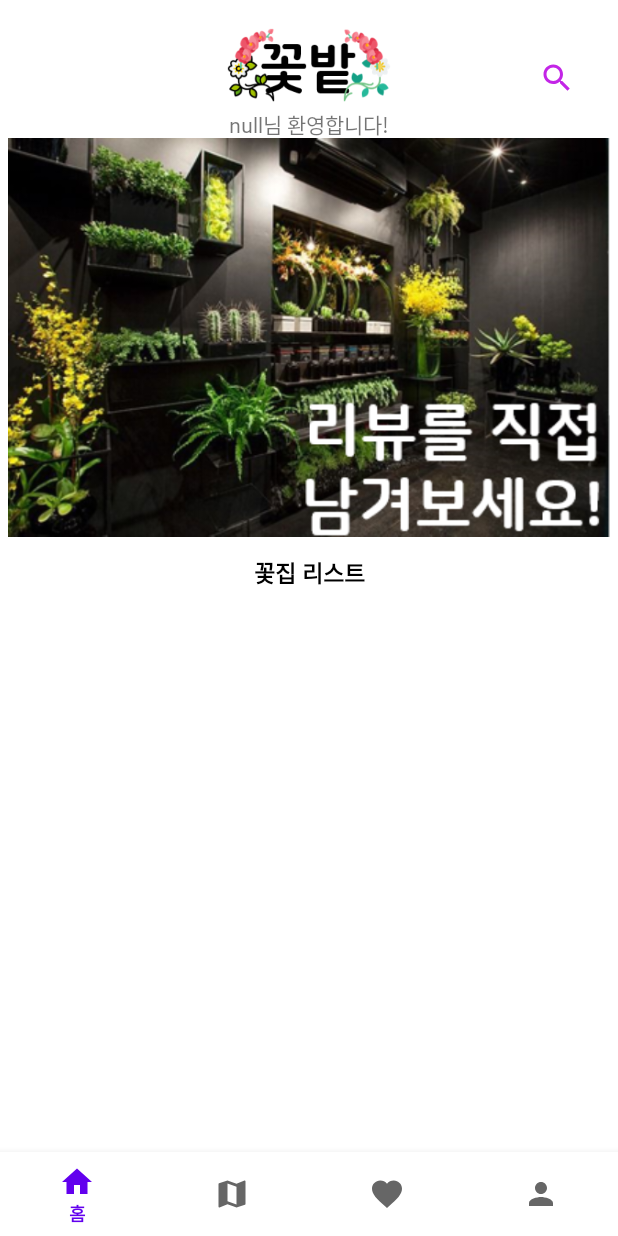
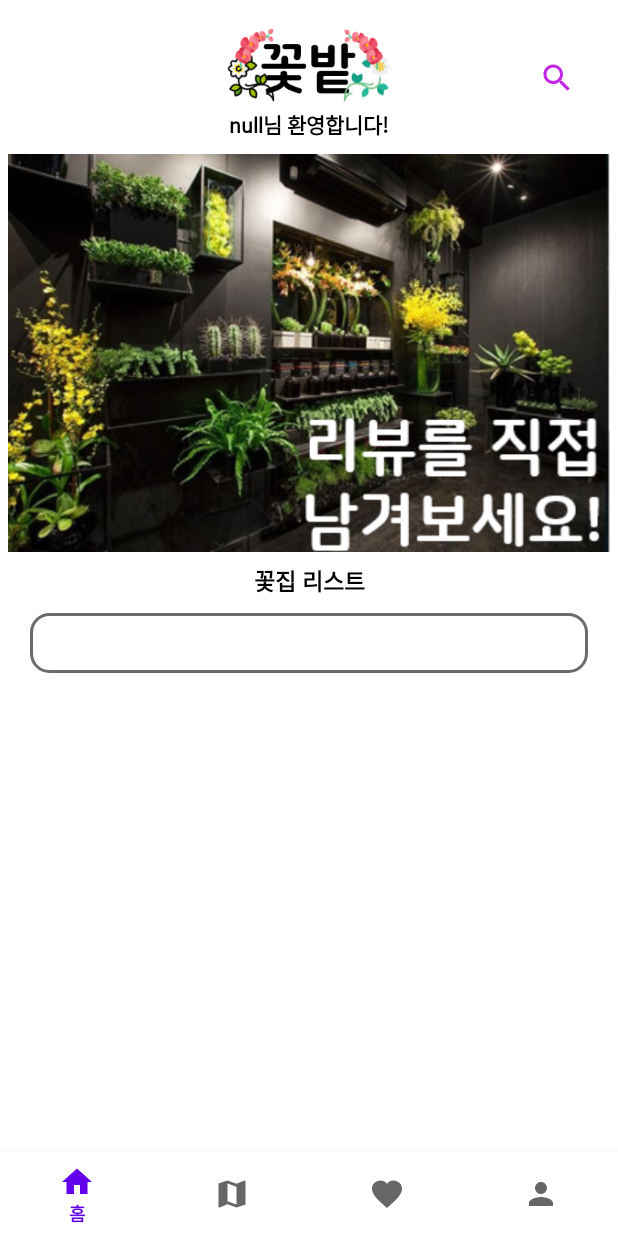
Before and after one commit to Ju-lotty/FlowerGarden, an Android app: the MainActivityUser screen opened directly, with no data from a screen before it, on a phone screen of 412 x 824 dp. Run offline under Robolectric (Android 15) with nearby library versions, the phone set to English and light mode, and no system bars; our stand-ins replace Firebase (no records; nobody signed in at launch, a user with empty details on screens opened directly); 2 statements that could not run were skipped.

Commit message:
move Activity to HomeFragment

```diff
--- a/app/src/main/java/com/project/flowergarden/MainActivityUser.kt
+++ b/app/src/main/java/com/project/flowergarden/MainActivityUser.kt
@@ -2,74 +2,53 @@ package com.project.flowergarden
 
 import androidx.appcompat.app.AppCompatActivity
 import android.os.Bundle
-import android.util.Log
-import androidx.recyclerview.widget.LinearLayoutManager
+
+import androidx.fragment.app.Fragment
 import com.google.firebase.auth.FirebaseAuth
 import com.google.firebase.auth.FirebaseUser
 import com.google.firebase.database.*
-import com.google.firebase.database.ktx.database
 import com.project.flowergarden.databinding.ActivityMainUserBinding
-import com.project.flowergarden.entity.OwnerEntity
 import com.project.flowergarden.entity.StoreAdapter
+import com.project.flowergarden.userfragment.Home
+import com.project.flowergarden.userfragment.Information
+import com.project.flowergarden.userfragment.Like
+import com.project.flowergarden.userfragment.NearLocation
 
 class MainActivityUser : AppCompatActivity() {
 
     private lateinit var binding: ActivityMainUserBinding
 
-    private var auth: FirebaseAuth? = null //파이어베이스 인증
-    private val adapter = StoreAdapter()
-
-    //유저 정보 불러오기 (아이디, 닉네임 등)
-    private var user: FirebaseUser? = null
-    private lateinit var UserDB: DatabaseReference //실시간 데이터베이스
-    private lateinit var OwnerDB: DatabaseReference
-    private var userID: String? = null
-
     override fun onCreate(savedInstanceState: Bundle?) {
         super.onCreate(savedInstanceState)
         binding = ActivityMainUserBinding.inflate(layoutInflater)
         setContentView(binding.root)
-        viewFlipper()
-        binding.storeList.layoutManager = LinearLayoutManager(this)
-        binding.storeList.adapter = adapter
-        auth = FirebaseAuth.getInstance()
 
-        user = FirebaseAuth.getInstance().currentUser
-        OwnerDB = FirebaseDatabase.getInstance().getReference("Owner")
-        UserDB = FirebaseDatabase.getInstance().getReference("User")
-        userID = user!!.uid
-        OwnerDB.addValueEventListener(object : ValueEventListener {
-            override fun onDataChange(snapshot: DataSnapshot) {
-                adapter.storeList.add(OwnerEntity(snapshot.value.toString(),"",""))
-                adapter.notifyDataSetChanged()
-                Log.e("User", "")
+        val home1 = Home()
+        val home2 = NearLocation()
+        val home3 = Like()
+        val home4 = Information()
+        showFragment(home1)
 
+        binding.bottomNavigationView.run{
+            setOnItemSelectedListener { it ->
+                when(it.itemId){
+                    R.id.ic_home -> showFragment(home1)
+                    R.id.ic_map -> showFragment(home2)
+                    R.id.ic_like-> showFragment(home3)
+                    R.id.ic_information -> showFragment(home4)
+                    else -> true
+                }
             }
-
-            override fun onCancelled(error: DatabaseError) {
-
-            }
-
-        })
-        UserDB.child(userID!!).addListenerForSingleValueEvent(object : ValueEventListener {
-
-            override fun onDataChange(snapshot: DataSnapshot) {
-                Log.e("2", "${snapshot.value}")
-                val nickname = snapshot.child("nickname").value.toString()
-                binding.userNameTextView.text = "${nickname.toString()}님 환영합니다!"
-                //val nickname = snapshot.value
-                //binding.userNameTextView.text = "${nickname.toString()}"
-            }
-
-            override fun onCancelled(error: DatabaseError) {
-            }
-        })
+        }
     }
 
-    private fun viewFlipper() = with(binding) {
-        viewFlipper.startFlipping()
-        viewFlipper.flipInterval = 3000
-        viewFlipper.setInAnimation(this@MainActivityUser, android.R.anim.slide_in_left)
-        viewFlipper.setOutAnimation(this@MainActivityUser, android.R.anim.slide_out_right)
+
+    private fun showFragment(fragment: Fragment): Boolean{
+        supportFragmentManager.beginTransaction().apply {
+            replace(R.id.container,fragment)
+            commit()
+        }
+        return true
     }
+
 }
--- /dev/null
+++ b/app/src/main/java/com/project/flowergarden/userfragment/Home.kt
@@ -0,0 +1,106 @@
+package com.project.flowergarden.userfragment
+
+import android.os.Bundle
+import android.util.Log
+import androidx.fragment.app.Fragment
+import android.view.LayoutInflater
+import android.view.View
+import android.view.ViewGroup
+import androidx.recyclerview.widget.LinearLayoutManager
+import com.google.firebase.auth.FirebaseAuth
+import com.google.firebase.auth.FirebaseUser
+import com.google.firebase.database.*
+import com.project.flowergarden.R
+import com.project.flowergarden.databinding.FragmentHomeBinding
+import com.project.flowergarden.entity.OwnerEntity
+import com.project.flowergarden.entity.StoreAdapter
+
+// TODO: Rename parameter arguments, choose names that match
+// the fragment initialization parameters, e.g. ARG_ITEM_NUMBER
+private const val ARG_PARAM1 = "param1"
+private const val ARG_PARAM2 = "param2"
+
+/**
+ * A simple [Fragment] subclass.
+ * Use the [Home.newInstance] factory method to
+ * create an instance of this fragment.
+ */
+class Home : Fragment() {
+
+    private lateinit var binding: FragmentHomeBinding
+
+    private var auth: FirebaseAuth? = null //파이어베이스 인증
+    private val adapter = StoreAdapter()
+
+    //유저 정보 불러오기 (아이디, 닉네임 등)
+    private var user: FirebaseUser? = null
+    private lateinit var UserDB: DatabaseReference //실시간 데이터베이스
+    private lateinit var OwnerDB: DatabaseReference
+    private var userID: String? = null
+
+    // TODO: Rename and change types of parameters
+    private var param1: String? = null
+    private var param2: String? = null
+
+    override fun onCreate(savedInstanceState: Bundle?) {
+        super.onCreate(savedInstanceState)
+        arguments?.let {
+            param1 = it.getString(ARG_PARAM1)
+            param2 = it.getString(ARG_PARAM2)
+        }
+    }
+
+    override fun onCreateView(
+        inflater: LayoutInflater, container: ViewGroup?,
+        savedInstanceState: Bundle?
+    ): View? {
+        binding = FragmentHomeBinding.inflate(layoutInflater)
+        return binding.root
+    }
+
+    override fun onViewCreated(view: View, savedInstanceState: Bundle?) {
+        viewFlipper()
+        binding.storeList.layoutManager = LinearLayoutManager(activity)
+        binding.storeList.adapter = adapter
+        auth = FirebaseAuth.getInstance()
+
+        user = FirebaseAuth.getInstance().currentUser
+        OwnerDB = FirebaseDatabase.getInstance().getReference("Owner")
+        UserDB = FirebaseDatabase.getInstance().getReference("User")
+        userID = user!!.uid
+
+        OwnerDB.addValueEventListener(object : ValueEventListener {
+            override fun onDataChange(snapshot: DataSnapshot) {
+                adapter.storeList.add(OwnerEntity(snapshot.value.toString(), "", ""))
+                adapter.notifyDataSetChanged()
+                Log.e("User", "")
+
+            }
+
+            override fun onCancelled(error: DatabaseError) {
+
+            }
+
+        })
+        UserDB.child(userID!!).addListenerForSingleValueEvent(object : ValueEventListener {
+
+            override fun onDataChange(snapshot: DataSnapshot) {
+                Log.e("2", "${snapshot.value}")
+                val nickname = snapshot.child("nickname").value.toString()
+                binding.userNameTextView.text = "${nickname.toString()}님 환영합니다!"
+                //val nickname = snapshot.value
+                //binding.userNameTextView.text = "${nickname.toString()}"
+            }
+
+            override fun onCancelled(error: DatabaseError) {
+            }
+        })
+    }
+
+    private fun viewFlipper() = with(binding) {
+        viewFlipper.startFlipping()
+        viewFlipper.flipInterval = 3000
+        viewFlipper.setInAnimation(activity?.applicationContext, android.R.anim.slide_in_left)
+        viewFlipper.setOutAnimation(activity?.applicationContext, android.R.anim.slide_out_right)
+    }
+}
--- a/app/src/main/res/drawable/owner_img_shape.xml
+++ b/app/src/main/res/drawable/owner_img_shape.xml
@@ -2,7 +2,7 @@
 <shape xmlns:android="http://schemas.android.com/apk/res/android"
     android:shape="rectangle">
 
-    <stroke android:color="#D3D3D3" android:width="2dp"/>
+    <stroke android:color="#94000000" android:width="2dp"/>
 
     <corners android:radius="12dp"/>
 
--- a/app/src/main/res/layout/activity_main_user.xml
+++ b/app/src/main/res/layout/activity_main_user.xml
@@ -6,92 +6,16 @@
     android:layout_height="match_parent"
     tools:context=".MainActivityUser">
 
-    <ImageView
-        android:id="@+id/title"
-        android:layout_width="112dp"
-        android:layout_height="62dp"
-        android:layout_marginTop="10dp"
-        android:src="@drawable/title"
+    <FrameLayout
+        android:id="@+id/container"
+        app:layout_constraintStart_toStartOf="parent"
         app:layout_constraintEnd_toEndOf="parent"
-        app:layout_constraintStart_toStartOf="parent"
-        app:layout_constraintTop_toTopOf="parent" />
-
-    <TextView
-        android:id="@+id/userNameTextView"
-        android:layout_width="wrap_content"
-        android:layout_height="wrap_content"
-        android:fontFamily="@font/font"
-        app:layout_constraintEnd_toEndOf="parent"
-        app:layout_constraintStart_toStartOf="parent"
-        app:layout_constraintTop_toBottomOf="@id/title" />
+        app:layout_constraintTop_toTopOf="parent"
+        app:layout_constraintBottom_toTopOf="@id/bottomNavigationView"
+        android:layout_width="0dp"
+        android:layout_height="0dp"/>
 
 
-    <ImageButton
-        android:layout_width="wrap_content"
-        android:layout_height="wrap_content"
-        android:layout_marginStart="330dp"
-        android:layout_marginTop="40dp"
-        android:background="@null"
-        android:src="@drawable/ic_search"
-        app:layout_constraintEnd_toEndOf="parent"
-        app:layout_constraintStart_toStartOf="parent"
-        app:layout_constraintTop_toTopOf="parent" />
-
-    <ViewFlipper
-        android:id="@+id/viewFlipper"
-        android:layout_width="match_parent"
-        android:layout_height="300dp"
-        android:layout_marginHorizontal="5dp"
-        android:layout_marginTop="70dp"
-        app:layout_constraintEnd_toEndOf="parent"
-        app:layout_constraintStart_toStartOf="parent"
-        app:layout_constraintTop_toTopOf="parent">
-
-        <ImageView
-            android:layout_width="match_parent"
-            android:layout_height="match_parent"
-            android:layout_marginTop="10dp"
-            android:src="@drawable/img_main_1" />
-
-        <ImageView
-            android:layout_width="match_parent"
-            android:layout_height="match_parent"
-            android:layout_marginTop="10dp"
-            android:src="@drawable/img_main_2" />
-
-        <ImageView
-            android:layout_width="match_parent"
-            android:layout_height="match_parent"
-            android:layout_marginTop="10dp"
-            android:src="@drawable/img_main_3" />
-
-    </ViewFlipper>
-
-    <TextView
-        android:id="@+id/storeTextView"
-        android:layout_width="0dp"
-        android:layout_height="wrap_content"
-        android:fontFamily="@font/font"
-        android:gravity="center"
-        android:text="꽃집 리스트"
-        android:textColor="@color/black"
-        android:textSize="15sp"
-        android:textStyle="bold"
-        app:layout_constraintEnd_toEndOf="parent"
-        app:layout_constraintStart_toStartOf="parent"
-        app:layout_constraintTop_toBottomOf="@id/viewFlipper" />
-
-    <androidx.recyclerview.widget.RecyclerView
-        android:id="@+id/storeList"
-        android:layout_width="match_parent"
-        android:layout_height="wrap_content"
-        android:background="@drawable/owner_img_shape"
-        app:layout_constraintBottom_toTopOf="@id/bottomNavigationView"
-        app:layout_constraintEnd_toEndOf="parent"
-        app:layout_constraintHorizontal_bias="0.0"
-        app:layout_constraintStart_toStartOf="parent"
-        app:layout_constraintTop_toBottomOf="@id/storeTextView"
-        app:layout_constraintVertical_bias="0.506" />
 
     <com.google.android.material.bottomnavigation.BottomNavigationView
         android:id="@+id/bottomNavigationView"
--- /dev/null
+++ b/app/src/main/res/layout/fragment_home.xml
@@ -0,0 +1,96 @@
+<?xml version="1.0" encoding="utf-8"?>
+<androidx.constraintlayout.widget.ConstraintLayout xmlns:android="http://schemas.android.com/apk/res/android"
+    xmlns:tools="http://schemas.android.com/tools"
+    xmlns:app="http://schemas.android.com/apk/res-auto"
+    android:layout_width="match_parent"
+    android:layout_height="match_parent"
+    tools:context=".userfragment.Home">
+
+    <ImageView
+        android:id="@+id/title"
+        android:layout_width="112dp"
+        android:layout_height="62dp"
+        android:layout_marginTop="10dp"
+        android:src="@drawable/title"
+        app:layout_constraintEnd_toEndOf="parent"
+        app:layout_constraintStart_toStartOf="parent"
+        app:layout_constraintTop_toTopOf="parent" />
+
+    <TextView
+        tools:text = "this is test Nickname"
+        android:textStyle="bold"
+        android:textColor="@color/black"
+        android:id="@+id/userNameTextView"
+        android:layout_width="wrap_content"
+        android:layout_height="wrap_content"
+        android:fontFamily="@font/font"
+        app:layout_constraintEnd_toEndOf="parent"
+        app:layout_constraintStart_toStartOf="parent"
+        app:layout_constraintTop_toBottomOf="@id/title" />
+
+
+    <ImageButton
+        android:layout_width="wrap_content"
+        android:layout_height="wrap_content"
+        android:layout_marginStart="330dp"
+        android:layout_marginTop="40dp"
+        android:background="@null"
+        android:src="@drawable/ic_search"
+        app:layout_constraintEnd_toEndOf="parent"
+        app:layout_constraintStart_toStartOf="parent"
+        app:layout_constraintTop_toTopOf="parent" />
+
+    <ViewFlipper
+        android:id="@+id/viewFlipper"
+        android:layout_width="match_parent"
+        android:layout_height="280dp"
+        android:layout_marginHorizontal="5dp"
+        android:layout_marginTop="95dp"
+        app:layout_constraintEnd_toEndOf="parent"
+        app:layout_constraintStart_toStartOf="parent"
+        app:layout_constraintTop_toTopOf="parent">
+
+        <ImageView
+            android:layout_width="match_parent"
+            android:layout_height="match_parent"
+            android:src="@drawable/img_main_1" />
+
+        <ImageView
+            android:layout_width="match_parent"
+            android:layout_height="match_parent"
+            android:src="@drawable/img_main_2" />
+
+        <ImageView
+            android:layout_width="match_parent"
+            android:layout_height="match_parent"
+            android:src="@drawable/img_main_3" />
+
+    </ViewFlipper>
+
+    <TextView
+        android:id="@+id/storeTextView"
+        android:layout_width="0dp"
+        android:layout_height="wrap_content"
+        android:fontFamily="@font/font"
+        android:gravity="center"
+        android:text="꽃집 리스트"
+        android:textColor="@color/black"
+        android:textSize="15sp"
+        android:textStyle="bold"
+        app:layout_constraintEnd_toEndOf="parent"
+        app:layout_constraintStart_toStartOf="parent"
+        app:layout_constraintTop_toBottomOf="@id/viewFlipper" />
+
+    <androidx.recyclerview.widget.RecyclerView
+        android:layout_marginTop="10dp"
+        android:padding="20dp"
+        android:id="@+id/storeList"
+        android:layout_width="0dp"
+        android:layout_height="wrap_content"
+        android:background="@drawable/owner_img_shape"
+        app:layout_constraintEnd_toEndOf="parent"
+        android:layout_marginHorizontal="20dp"
+        app:layout_constraintStart_toStartOf="parent"
+        app:layout_constraintTop_toBottomOf="@id/storeTextView" />
+
+</androidx.constraintlayout.widget.ConstraintLayout>
--- a/app/src/main/res/menu/main_user_bottom.xml
+++ b/app/src/main/res/menu/main_user_bottom.xml
@@ -6,12 +6,12 @@
         android:title="홈" />
 
     <item
-        android:id="@+id/ic_bottom_map"
+        android:id="@+id/ic_map"
         android:icon="@drawable/ic_map"
         android:title="내 주변" />
 
     <item
-        android:id="@+id/ic_heart"
+        android:id="@+id/ic_like"
         android:icon="@drawable/ic_like"
         android:title="즐겨찾기" />
 
--- a/app/src/main/res/values/strings.xml
+++ b/app/src/main/res/values/strings.xml
@@ -1,3 +1,5 @@
 <resources>
     <string name="app_name">FlowerGarden</string>
+    <!-- TODO: Remove or change this placeholder text -->
+    <string name="hello_blank_fragment">Hello blank fragment</string>
 </resources>
```
Also changed, not shown: app/src/main/java/com/project/flowergarden/userfragment/Information.kt (added, +60 -0 lines), app/src/main/java/com/project/flowergarden/userfragment/Like.kt (added, +60 -0 lines), app/src/main/java/com/project/flowergarden/userfragment/NearLocation.kt (added, +60 -0 lines), app/src/main/res/layout/fragment_information.xml (added, +15 -0 lines), app/src/main/res/layout/fragment_like.xml (added, +15 -0 lines), app/src/main/res/layout/fragment_near_location.xml (added, +15 -0 lines).
